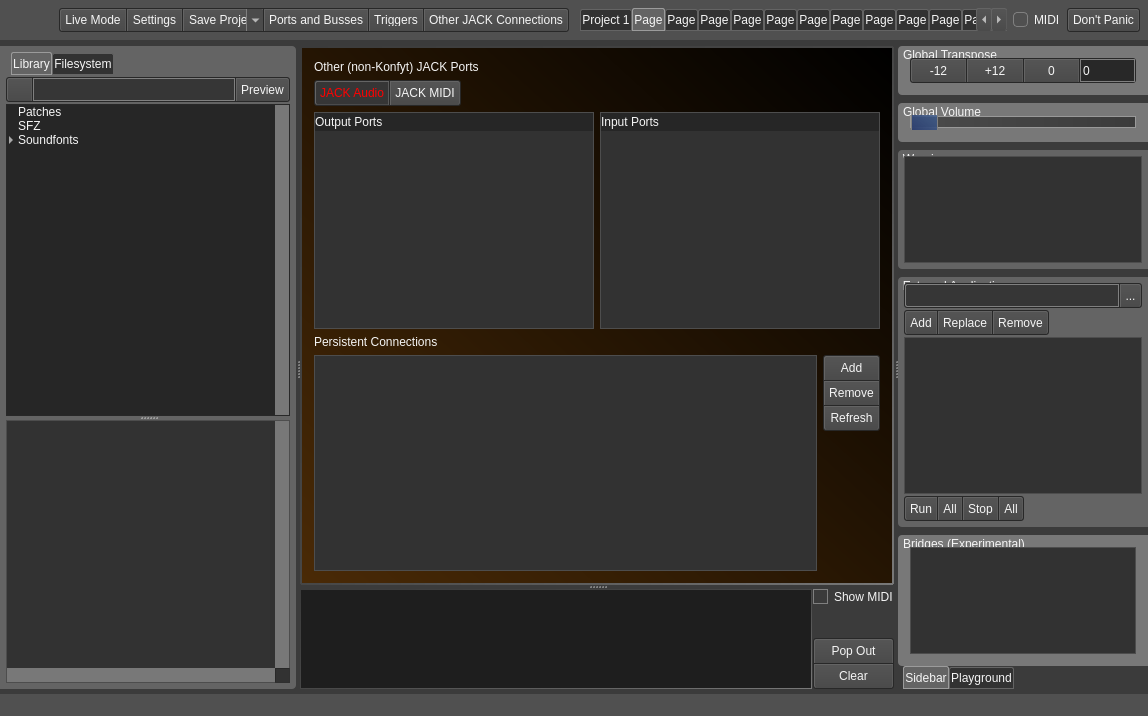
First picture: the form in src/mainwindow.ui, repository noedigcode/konfyt, before the edit.
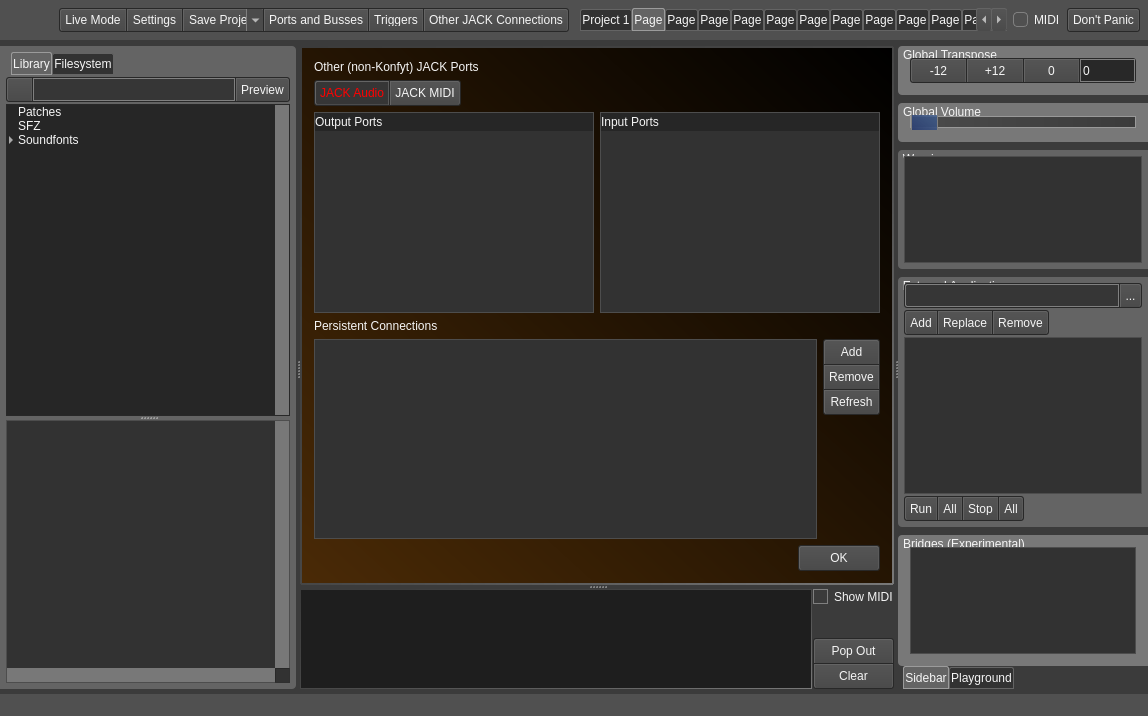
Second picture: the form after the edit. The open tabs and pages were chosen to show the change. Icons and pictures are not drawn.

Commit message: Other-JACK-connections page now updates dynamically and doesn't show connections belonging to our client.

Diff of the .ui file:
```diff
--- a/src/mainwindow.ui
+++ b/src/mainwindow.ui
@@ -5782,7 +5782,7 @@
             <property name="title">
              <string/>
             </property>
-            <layout class="QGridLayout" name="gridLayout_43" rowstretch="0,0,0,0,0">
+            <layout class="QGridLayout" name="gridLayout_43" rowstretch="0,0,0,0,0,0">
              <item row="0" column="0">
               <widget class="QLabel" name="label">
                <property name="text">
@@ -6088,6 +6088,106 @@
                </item>
               </layout>
              </item>
+             <item row="5" column="0">
+              <layout class="QHBoxLayout" name="horizontalLayout_37">
+               <item>
+                <spacer name="horizontalSpacer_6">
+                 <property name="orientation">
+                  <enum>Qt::Horizontal</enum>
+                 </property>
+                 <property name="sizeHint" stdset="0">
+                  <size>
+                   <width>40</width>
+                   <height>20</height>
+                  </size>
+                 </property>
+                </spacer>
+               </item>
+               <item>
+                <widget class="QFrame" name="frame_38">
+                 <property name="styleSheet">
+                  <string notr="true">QFrame{
+	background: rgb(40,40,40);
+    padding: 1px;
+	border-radius: 3px;
+}
+
+QPushButton{
+	border-top: 1px solid rgb(100,100,100);
+    border-left: 1px solid rgb(100,100,100);
+    border-right: 1px solid rgb(90,90,90);
+    border-bottom: 1px solid rgb(75,75,75);
+	
+	background-color: qlineargradient(spread:pad, x1:0, y1:1, x2:0, y2:0, stop:0 rgba(75, 75, 75, 255), stop:1 rgba(85,85,85, 255));
+
+	border-radius: 2px;
+}
+
+QPushButton:hover{
+	border-top: 1px solid rgb(100,100,100);
+    border-left: 1px solid rgb(100,100,100);
+    border-right: 1px solid rgb(90,90,90);
+    border-bottom: 1px solid rgb(75,75,75);
+	
+	background-color: qlineargradient(spread:pad, x1:0, y1:1, x2:0, y2:0, stop:0 rgba(85,85,85, 255), stop:1 rgba(100,100,100, 255));
+
+	border-radius: 2px;
+}
+
+QPushButton:pressed{
+	border-top: 1px solid rgb(100,100,100);
+    border-left: 1px solid rgb(100,100,100);
+    border-right: 1px solid rgb(90,90,90);
+    border-bottom: 1px solid rgb(75,75,75);
+	
+	background-color: qlineargradient(spread:pad, x1:0, y1:1, x2:0, y2:0, stop:0 rgba(50,50,50, 255), stop:1 rgba(65,65,65, 255));
+
+	border-radius: 2px;
+}</string>
+                 </property>
+                 <property name="frameShape">
+                  <enum>QFrame::StyledPanel</enum>
+                 </property>
+                 <property name="frameShadow">
+                  <enum>QFrame::Raised</enum>
+                 </property>
+                 <layout class="QHBoxLayout" name="horizontalLayout_38">
+                  <property name="spacing">
+                   <number>1</number>
+                  </property>
+                  <property name="leftMargin">
+                   <number>0</number>
+                  </property>
+                  <property name="topMargin">
+                   <number>0</number>
+                  </property>
+                  <property name="rightMargin">
+                   <number>0</number>
+                  </property>
+                  <property name="bottomMargin">
+                   <number>0</number>
+                  </property>
+                  <item>
+                   <widget class="QPushButton" name="pushButton_jackCon_OK">
+                    <property name="minimumSize">
+                     <size>
+                      <width>80</width>
+                      <height>0</height>
+                     </size>
+                    </property>
+                    <property name="styleSheet">
+                     <string notr="true"/>
+                    </property>
+                    <property name="text">
+                     <string>OK</string>
+                    </property>
+                   </widget>
+                  </item>
+                 </layout>
+                </widget>
+               </item>
+              </layout>
+             </item>
             </layout>
            </widget>
           </item>
```
Left out of the diff: 13 changed lines with no effect on the pictures. The commit also changes 2 other files.
